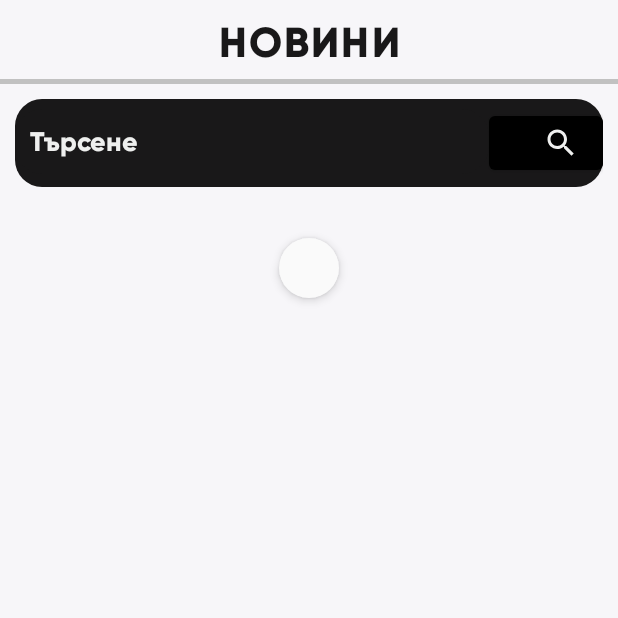
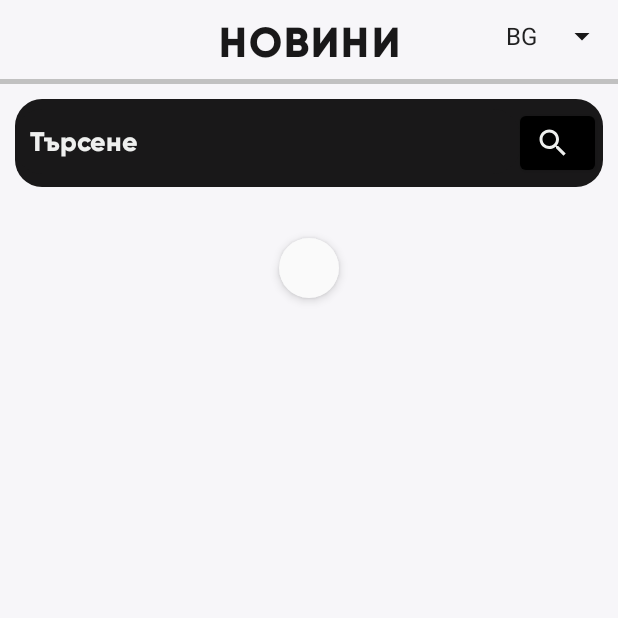
Before and after one commit to DimitarGrozev/NewsApp, an Android app: the screen it shows after launch (MainActivity), on a phone screen of 412 x 824 dp, the top half of it. Run offline under Robolectric (Android 15) with nearby library versions, the phone set to English and light mode, and no system bars; 4 statements that could not run were skipped.

```diff
--- a/app/src/main/java/com/example/dailynews/MainActivity.java
+++ b/app/src/main/java/com/example/dailynews/MainActivity.java
@@ -11,23 +11,22 @@ import android.os.Bundle;
 import android.text.Editable;
 import android.text.TextWatcher;
 import android.view.View;
+import android.widget.AdapterView;
 import android.widget.ArrayAdapter;
 import android.widget.AutoCompleteTextView;
 import android.widget.Button;
 import android.widget.EditText;
-import android.widget.ListAdapter;
-import android.widget.ProgressBar;
+import android.widget.Spinner;
+import android.widget.TextView;
 import android.widget.Toast;
 
 
 import com.example.dailynews.Model.Articles;
 import com.example.dailynews.Model.Headlines;
 import com.example.dailynews.Model.Suggestion;
-import com.example.dailynews.Model.Suggestions;
 
 import java.util.ArrayList;
 import java.util.List;
-import java.util.Locale;
 
 import retrofit2.Call;
 import retrofit2.Callback;
@@ -38,12 +37,16 @@ public class MainActivity extends AppCompatActivity {
     };
     RecyclerView recyclerView;
     SwipeRefreshLayout swipeRefreshLayout;
+    TextView txtHeader;
     EditText etQuery;
-    Button btnSearch, btnAboutUs;
+    Button btnSearch;
     Dialog dialog;
     final String API_KEY = "fe7096fa41e84cd2b410230482fea758";
     Adapter adapter;
     List<Articles> articles = new ArrayList<>();
+    int selectedCountry = 0;
+    ArrayList<String> countryList = new ArrayList<String>();
+
 
     @Override
     protected void onCreate(Bundle savedInstanceState) {
@@ -53,14 +56,19 @@ public class MainActivity extends AppCompatActivity {
         swipeRefreshLayout = findViewById(R.id.swipeRefresh);
         recyclerView = findViewById(R.id.recyclerView);
 
+        txtHeader = (TextView)findViewById(R.id.txtHeader);
         etQuery = findViewById(R.id.etQuery);
         btnSearch = findViewById(R.id.btnSearch);
         dialog = new Dialog(MainActivity.this);
 
         recyclerView.setLayoutManager(new LinearLayoutManager(this));
-        final String country = getCountry();
 
-        retrieveJson("", country, API_KEY);
+        countryList.add("bg");
+        countryList.add("gb");
+        countryList.add("de");
+        countryList.add("fr");
+        countryList.add("ru");
+        retrieveJson("", countryList.get(selectedCountry), API_KEY);
 
         AutoCompleteTextView editText = findViewById(R.id.etQuery);
         ArrayAdapter<String> adapter = new ArrayAdapter<String>(this,
@@ -69,10 +77,33 @@ public class MainActivity extends AppCompatActivity {
         editText.setAdapter(adapter);
         editText.setThreshold(1);
 
+        Spinner languageSpinner = (Spinner) findViewById(R.id.spinnerLanguage);
+        ArrayAdapter<String> languageAdapter = new ArrayAdapter<String>(MainActivity.this,
+                android.R.layout.simple_list_item_1, getResources().getStringArray(R.array.languages));
+        languageAdapter.setDropDownViewResource(android.R.layout.simple_spinner_dropdown_item);
+        languageSpinner.setAdapter(languageAdapter);
+        languageSpinner.setOnItemSelectedListener(new AdapterView.OnItemSelectedListener() {
+
+            @Override
+            public void onItemSelected(AdapterView<?> parent, View view, int position, long id) {
+                String country = parent.getItemAtPosition(position).toString().toLowerCase();
+                SelectLanguage(country);
+                retrieveJson("", countryList.get(selectedCountry), API_KEY);
+            }
+
+            @Override
+            public void onNothingSelected(AdapterView<?> arg0) {
+                // TODO Auto-generated method stub
+
+            }
+        });
+
+
+
         swipeRefreshLayout.setOnRefreshListener(new SwipeRefreshLayout.OnRefreshListener() {
             @Override
             public void onRefresh() {
-                retrieveJson("", country, API_KEY);
+                retrieveJson("", countryList.get(selectedCountry), API_KEY);
             }
         });
 
@@ -135,22 +166,24 @@ public class MainActivity extends AppCompatActivity {
                     swipeRefreshLayout.setOnRefreshListener(new SwipeRefreshLayout.OnRefreshListener() {
                         @Override
                         public void onRefresh() {
-                            retrieveJson(etQuery.getText().toString(), country, API_KEY);
+                            retrieveJson(etQuery.getText().toString(),countryList.get(selectedCountry), API_KEY);
                         }
                     });
-                    retrieveJson(etQuery.getText().toString(), country, API_KEY);
+                    retrieveJson(etQuery.getText().toString(), countryList.get(selectedCountry), API_KEY);
                 } else {
                     swipeRefreshLayout.setOnRefreshListener(new SwipeRefreshLayout.OnRefreshListener() {
                         @Override
                         public void onRefresh() {
-                            retrieveJson("", country, API_KEY);
+                            retrieveJson("", countryList.get(selectedCountry), API_KEY);
                         }
                     });
-                    retrieveJson("", country, API_KEY);
+                    retrieveJson("", countryList.get(selectedCountry), API_KEY);
                 }
             }
         });
     }
+
+
 
     public void retrieveJson(String query, String country, String apiKey) {
         swipeRefreshLayout.setRefreshing(true);
@@ -181,9 +214,38 @@ public class MainActivity extends AppCompatActivity {
         });
     }
 
-    public String getCountry() {
-        Locale locale = new Locale("Cyril", "bg");
-        String country = locale.getCountry();
-        return country;
+    public void SelectLanguage(String country){
+        switch(country){
+            case "bg":
+                txtHeader.setText("НОВИНИ");
+                etQuery.setHint("Търсене");
+                etQuery.setText("");
+                selectedCountry = 0;
+                break;
+            case "gb":
+                txtHeader.setText("NEWS");
+                etQuery.setHint("Search");
+                etQuery.setText("");
+                selectedCountry = 1;
+                break;
+            case "de":
+                txtHeader.setText("NACHRICHTEN");
+                etQuery.setHint("Suche");
+                etQuery.setText("");
+                selectedCountry = 2;
+                break;
+            case "fr":
+                txtHeader.setText("NOUVELLES");
+                etQuery.setHint("Chercher");
+                etQuery.setText("");
+                selectedCountry = 3;
+                break;
+            case "ru":
+                txtHeader.setText("НОВОСТИ");
+                etQuery.setHint("Поиск");
+                etQuery.setText("");
+                selectedCountry = 4;
+                break;
+        }
     }
 }
--- a/app/src/main/res/layout/activity_main.xml
+++ b/app/src/main/res/layout/activity_main.xml
@@ -8,16 +8,16 @@
     android:layout_height="match_parent"
     tools:context=".MainActivity">
 
-    <LinearLayout
+    <RelativeLayout
         android:layout_width="match_parent"
         android:layout_height="wrap_content"
-        android:orientation="horizontal">
+        android:orientation="horizontal"
+        >
 
         <TextView
-            android:layout_width="wrap_content"
+            android:id="@+id/txtHeader"
+            android:layout_width="match_parent"
             android:layout_height="wrap_content"
-            android:layout_weight="10"
-
             android:background="@drawable/border"
             android:fontFamily="@font/g_bold"
             android:gravity="center"
@@ -26,13 +26,23 @@
             android:text="НОВИНИ"
             android:textColor="@color/black"
             android:textSize="28sp" />
-    </LinearLayout>
+
+        <Spinner
+            android:id="@+id/spinnerLanguage"
+            android:layout_height="48dp"
+            android:layout_width="wrap_content"
+            android:padding="10dp"
+            android:layout_alignParentEnd="true"
+            android:layout_alignParentRight="true"
+            android:backgroundTint="@color/colorPrimaryDark" />
+    </RelativeLayout>
 
 
     <GridLayout
         android:layout_width="match_parent"
         android:layout_height="wrap_content"
         android:layout_margin="10dp"
+
         android:background="@drawable/black_background"
         android:columnCount="2"
         android:paddingTop="5dp"
@@ -59,12 +69,17 @@
         </androidx.appcompat.widget.AppCompatAutoCompleteTextView>
         <Button
             android:id="@+id/btnSearch"
-            android:layout_width="76dp"
+            android:layout_width="50dp"
             android:layout_height="wrap_content"
             android:layout_row="0"
             android:layout_column="1"
-            android:drawableRight="@drawable/ic_search_black_24dp" />
+            android:layout_marginEnd="5dp"
+            android:layout_marginRight="5dp"
+            android:drawableRight="@drawable/ic_search_black_24dp"
+             />
     </GridLayout>
+
+
 
     <androidx.swiperefreshlayout.widget.SwipeRefreshLayout
         android:id="@+id/swipeRefresh"
--- a/app/src/main/res/values/strings.xml
+++ b/app/src/main/res/values/strings.xml
@@ -1,3 +1,10 @@
 <resources>
     <string name="app_name">Новини</string>
+    <string-array name="languages">
+        <item>BG</item>
+        <item>GB</item>
+        <item>DE</item>
+        <item>FR</item>
+        <item>RU</item>
+    </string-array>
 </resources>
```
